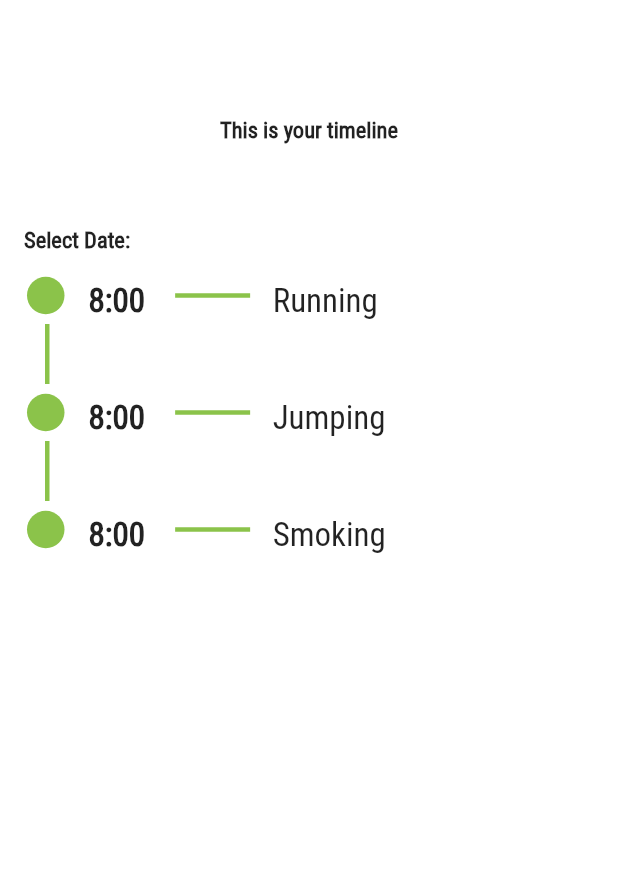
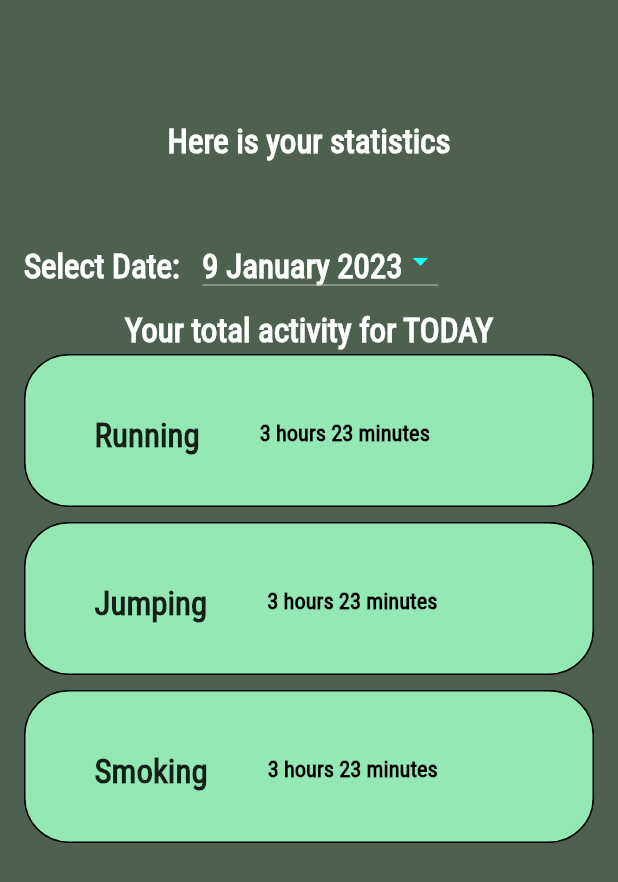
Before and after one commit to almightydreamer/time_tracker, a Flutter app: the screen it shows after launch, on a phone screen of 412 x 824 dp. Shown: the top 882 px of the screen. Run offline on Flutter 3.47's test engine with Material 2 defaults, Android fonts, the phone set to English and light mode, and no system bars; our stand-ins replace drift, either_dart, flutter_svg, get, get_it; accounts and stored records are empty; generated files the repository leaves out were written again.

Commit message:
finished ui

```diff
--- a/presentation/lib/main.dart
+++ b/presentation/lib/main.dart
@@ -9,6 +9,7 @@ import 'package:dependency_injection/dependency_injection.dart' as di;
 import 'package:get_it/get_it.dart';
 import 'package:presentation/pages/home/home_page.dart';
 import 'package:flutter/material.dart';
+import 'package:presentation/pages/statistics/statistic_page.dart';
 import 'package:presentation/pages/time_line/controllers/time_line_page.dart';
 
 
@@ -28,6 +29,6 @@ class MoviesApp extends StatelessWidget {
         theme: ThemeData(
           canvasColor: Colors.transparent,
         ),
-        home: const TimeLinePage());
+        home: const StatisticPage());
   }
 }
--- /dev/null
+++ b/presentation/lib/pages/statistics/statistic_page.dart
@@ -0,0 +1,163 @@
+import 'package:flutter/material.dart';
+import 'package:intl/intl.dart';
+
+import '../../resources/custom_colors.dart';
+import '../../resources/text_styles.dart';
+
+class StatisticPage extends StatefulWidget {
+  const StatisticPage({Key? key}) : super(key: key);
+
+  @override
+  State<StatisticPage> createState() => _StatisticPageState();
+}
+
+class _StatisticPageState extends State<StatisticPage> {
+  final List actions = ["Running", "Jumping", "Smoking"];
+
+  final List<String> list = <String>[
+    "${int.parse(DateFormat('d').format(DateTime.now()))} ${(DateFormat('yMMMM').format(DateTime.now()))}",
+    "${int.parse(DateFormat('d').format(DateTime.now())) - 1} ${(DateFormat('yMMMM').format(DateTime.now()))}",
+    "${int.parse(DateFormat('d').format(DateTime.now())) - 2} ${(DateFormat('yMMMM').format(DateTime.now()))}",
+  ];
+  late String dropdownValue;
+
+  final bool isLast = false;
+
+  @override
+  void initState() {
+    dropdownValue = list.first;
+    super.initState();
+  }
+
+  @override
+  Widget build(BuildContext context) {
+    return Scaffold(
+      body: Container(
+        padding: const EdgeInsets.all(16),
+        color: CustomColor.darkGreen,
+        child: Column(
+          mainAxisAlignment: MainAxisAlignment.center,
+          crossAxisAlignment: CrossAxisAlignment.center,
+          children: [
+            const SizedBox(
+              height: 56,
+            ),
+            Text(
+              "Here is your statistics",
+              style: TextStyles.robotoCondensed22w400.copyWith(
+                  height: 1.71,
+                  fontWeight: FontWeight.w600,
+                  color: CustomColor.white),
+            ),
+            const SizedBox(
+              height: 40,
+            ),
+            Row(
+              children: [
+                Text(
+                  "Select Date:   ",
+                  style: TextStyles.robotoCondensed22w400.copyWith(
+                      height: 1.71,
+                      fontWeight: FontWeight.w600,
+                      color: CustomColor.white),
+                ),
+                DropdownButton(
+                  iconEnabledColor: Colors.cyanAccent,
+                  dropdownColor: Colors.greenAccent,
+                  value: dropdownValue,
+                  onChanged: (String? value) {
+                    setState(() {
+                      dropdownValue = value!;
+                    });
+                  },
+                  items: list.map<DropdownMenuItem<String>>((String value) {
+                    return DropdownMenuItem<String>(
+                      value: value,
+                      child: Text(
+                        value,
+                        style: TextStyles.robotoCondensed22w400.copyWith(
+                            height: 1.71,
+                            fontWeight: FontWeight.w700,
+                            color: Colors.white),
+                      ),
+                    );
+                  }).toList(),
+                ),
+                const SizedBox(
+                  height: 40,
+                ),
+              ],
+            ),
+            Text(
+              "Your total activity for TODAY",
+              style: TextStyles.robotoCondensed22w400.copyWith(
+                  height: 1.71,
+                  fontWeight: FontWeight.w600,
+                  color: CustomColor.white),
+            ),
+            Expanded(
+              child: ListView.builder(
+                itemBuilder: (BuildContext context, int index) {
+                  return Column(
+                    children: [
+                      Container(
+                        decoration: BoxDecoration(
+                          border: Border.all(),
+                          borderRadius: const BorderRadius.all(Radius.circular(30)),
+                          color: CustomColor.lightGreen,
+                        ),
+                        child: Column(
+                          mainAxisAlignment: MainAxisAlignment.start,
+                          crossAxisAlignment: CrossAxisAlignment.start,
+                          children: [
+                            SizedBox(
+                              height: 100,
+                              child: Row(
+                                mainAxisAlignment: MainAxisAlignment.start,
+                                children: [
+                                  const SizedBox(
+                                    width: 16,
+                                  ),
+                                  const SizedBox(
+                                    width: 15,
+                                  ),
+                                  const SizedBox(
+                                    width: 15,
+                                  ),
+                                  Text(
+                                    actions[index],
+                                    style: TextStyles.robotoCondensed22w400
+                                        .copyWith(
+                                            height: 1.71,
+                                            fontWeight: FontWeight.w700),
+                                  ),
+                                  const SizedBox(
+                                    width: 40,
+                                  ),
+                                  Text(
+                                    "3 hours 23 minutes",
+                                    style: TextStyles.robotoCondensed15w400
+                                        .copyWith(
+                                            height: 1.71,
+                                            fontWeight: FontWeight.w700,
+                                            color: Colors.black),
+                                  ),
+                                ],
+                              ),
+                            ),
+                          ],
+                        ),
+                      ),
+                      const SizedBox(height: 10)
+                    ],
+                  );
+                },
+                itemCount: actions.length,
+              ),
+            ),
+          ],
+        ),
+      ),
+    );
+  }
+}
--- a/presentation/lib/pages/time_line/controllers/time_line_page.dart
+++ b/presentation/lib/pages/time_line/controllers/time_line_page.dart
@@ -1,8 +1,6 @@
-import 'package:flutter/cupertino.dart';
 import 'package:flutter/material.dart';
 import 'package:intl/intl.dart';
 
-import '../../../resources/custom_colors.dart';
 import '../../../resources/text_styles.dart';
 
 class TimeLinePage extends StatefulWidget {
@@ -58,7 +56,7 @@ class _TimeLinePageState extends State<TimeLinePage> {
                   style: TextStyles.robotoCondensed15w400
                       .copyWith(height: 1.71, fontWeight: FontWeight.w600),
                 ),
-                /*DropdownButton(
+                DropdownButton(
                   iconEnabledColor: Colors.cyanAccent,
                   dropdownColor: Colors.greenAccent,
                   value: dropdownValue,
@@ -73,7 +71,7 @@ class _TimeLinePageState extends State<TimeLinePage> {
                       child: Text(value),
                     );
                   }).toList(),
-                ),*/
+                ),
                 const SizedBox(
                   height: 40,
                 ),
@@ -103,12 +101,10 @@ class _TimeLinePageState extends State<TimeLinePage> {
                           const SizedBox(
                             width: 16,
                           ),
-                          Container(
-                            child: Text(
+                          Text(
                             "8:00 ",
                             style: TextStyles.robotoCondensed22w400.copyWith(
                                 height: 1.71, fontWeight: FontWeight.w600),
-                            ),
                           ),
                           const SizedBox(
                             width: 15,
@@ -121,13 +117,10 @@ class _TimeLinePageState extends State<TimeLinePage> {
                           const SizedBox(
                             width: 15,
                           ),
-                          Container(
-                            //padding: const EdgeInsets.symmetric(horizontal: 35),
-                            child: Text(
+                          Text(
                             actions[index],
                             style: TextStyles.robotoCondensed22w400.copyWith(
                                 height: 1.71, fontWeight: FontWeight.w400),
-                            ),
                           ),
                           const SizedBox(
                             width: 40,
--- a/presentation/lib/resources/custom_colors.dart
+++ b/presentation/lib/resources/custom_colors.dart
@@ -2,4 +2,7 @@ import 'dart:ui';
 
 class CustomColor {
   static Color white = const Color(0xFFFFFFFF);
+  static Color lightGreen = const Color(0xFF94E8B4);
+  static Color darkGreen = const Color(0xFF4E6151);
+  static Color greenSheen = const Color(0xFF72BDA3);
 }
--- a/presentation/lib/resources/text_styles.dart
+++ b/presentation/lib/resources/text_styles.dart
@@ -1,9 +1,10 @@
 import 'package:flutter/material.dart';
+import 'package:presentation/resources/custom_colors.dart';
 import 'fonts.dart';
 
 class TextStyles {
   static TextStyle robotoCondensed15w400 =
-      TextStyle(fontFamily: Fonts.robotoCondensed, fontSize: 15, fontWeight: FontWeight.w400);
+      TextStyle(fontFamily: Fonts.robotoCondensed, fontSize: 15, fontWeight: FontWeight.w400, color: CustomColor.white);
 
   static TextStyle robotoCondensed22w400 =
       TextStyle(fontFamily: Fonts.robotoCondensed, fontSize: 22, fontWeight: FontWeight.w400);
```
Lines whose indentation alone changed are shown as unchanged.
